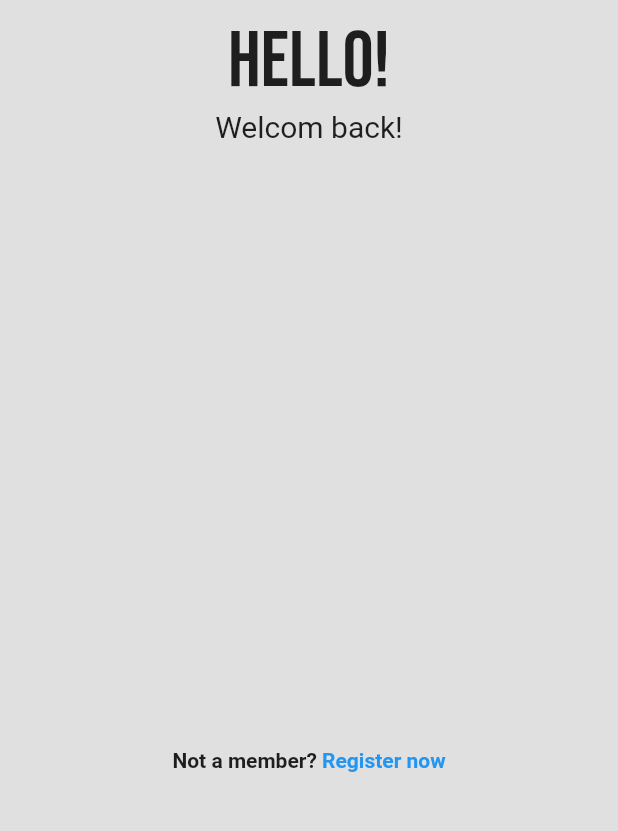
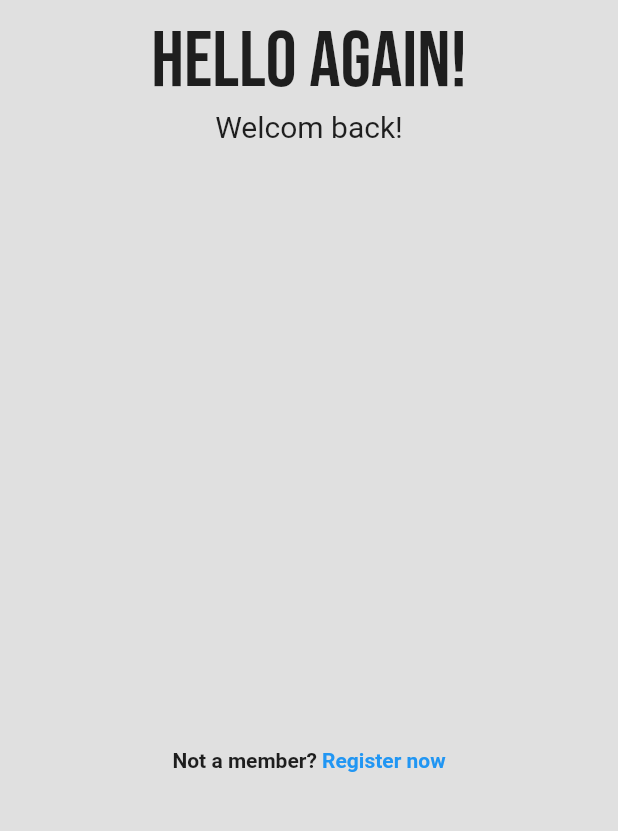
Before and after one commit to x4dead/sfera_app_1, a Flutter app: the screen it shows after launch, on a phone screen of 412 x 824 dp, the part 340-1171 px from its top. Run offline on Flutter 3.47's test engine with Material 2 defaults, Android fonts, the phone set to English and light mode, and no system bars; our stand-ins replace google_fonts.

Commit message:
Create UI login_page 2

```diff
--- a/lib/login_page.dart
+++ b/lib/login_page.dart
@@ -23,7 +23,7 @@ class _LoginPageState extends State<LoginPage> {
             Image.asset('lib/assets/images/logo.png', scale: 1.8),
             SizedBox(height: 10),
             Text(
-              'Hello!',
+              'HELLO AGAIN!',
               style: GoogleFonts.bebasNeue(
                 fontSize: 52,
               ),
```
